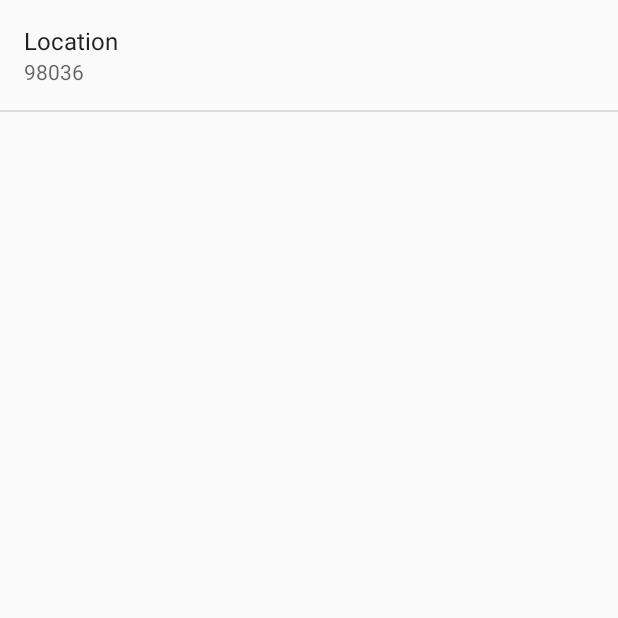
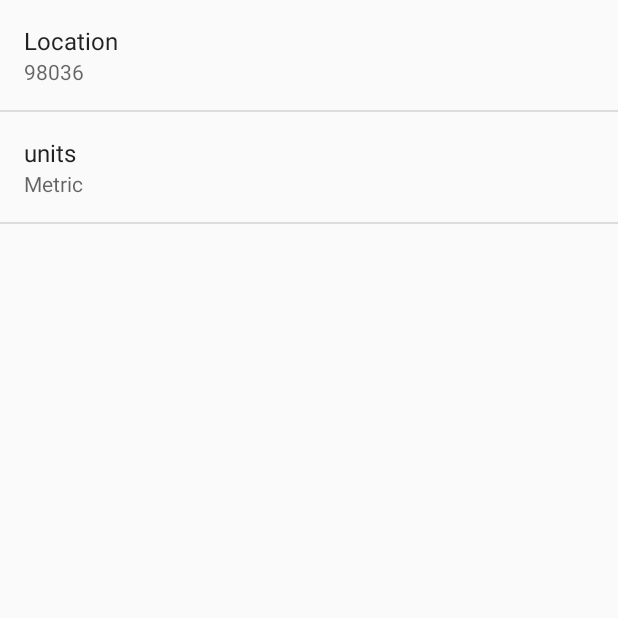
Before and after one commit to Jay-JaeWoong-Jung/UdacityAndroidApps, an Android app: the SettingsActivity screen opened directly, with no data from a screen before it, on a phone screen of 412 x 824 dp, the top half of it. Run offline under Robolectric (Android 15) with nearby library versions, the phone set to English and light mode, and no system bars.

Commit message:
3.11 units setting

```diff
--- a/Sunshine/app/src/main/java/com/example/android/sunshine/app/SettingsActivity.java
+++ b/Sunshine/app/src/main/java/com/example/android/sunshine/app/SettingsActivity.java
@@ -41,7 +41,7 @@ public class SettingsActivity extends PreferenceActivity
         // For all preferences, attach an OnPreferenceChangeListener so the UI summary can be
         // updated when the preference changes.
         bindPreferenceSummaryToValue(findPreference(getString(R.string.pref_location_key)));
-
+        bindPreferenceSummaryToValue(findPreference(getString(R.string.pref_units_key)));
     }
 
     /**
--- /dev/null
+++ b/Sunshine/app/src/main/res/values/arrrays.xml
@@ -0,0 +1,13 @@
+<?xml version="1.0" encoding="utf-8"?>
+<resources>
+
+    <string-array name="pref_units_options">
+        <item>@string/pref_units_label_metric</item>
+        <item>@string/pref_units_label_imperial</item>
+    </string-array>
+
+    <string-array name="pref_units_values">
+        <item>@string/pref_units_metric</item>
+        <item>@string/pref_units_imperial</item>
+    </string-array>
+</resources>
--- a/Sunshine/app/src/main/res/values/strings.xml
+++ b/Sunshine/app/src/main/res/values/strings.xml
@@ -28,4 +28,21 @@
     <!-- Default postal code for location preference [CHAR LIMIT=NONE] -->
     <string name="pref_location_default" translatable="false">98036</string>
 
+    <!-- Label for the temperature units prefernce [CHAR LIMIT=30] -->
+    <string name="pref_units_label">units</string>
+
+    <!-- Label for metric option in temperature unit preference [CHAR LIMIT=25] -->
+    <string name="pref_units_label_metric">Metric</string>
+
+    <!-- Label for imperial option in temperature unit preference [CHAR LIMIT=25] -->
+    <string name="pref_units_label_imperial">Imperial</string>
+
+    <!-- Key name for temperature unit preference in SharedPreferences [CHAR LIMIT=NONE] -->
+    <string name="pref_units_key" translatable="false">units</string>
+
+    <!-- Value in SharedPreferences for metric temperature unit option  [CHAR LIMIT=NONE] -->
+    <string name="pref_units_metric" translatable="false">metric</string>
+
+    <!-- Value in SharedPreferences for imperial temperature unit option  [CHAR LIMIT=NONE] -->
+    <string name="pref_units_imperial" translatable="false">imperial</string>
 </resources>
--- a/Sunshine/app/src/main/res/xml/pref_general.xml
+++ b/Sunshine/app/src/main/res/xml/pref_general.xml
@@ -10,4 +10,11 @@
         android:inputType="text"
         android:singleLine="true" />
 
+    <ListPreference
+        android:title="@string/pref_units_label"
+        android:key="@string/pref_units_key"
+        android:defaultValue="@string/pref_units_metric"
+        android:entryValues="@array/pref_units_values"
+        android:entries="@array/pref_units_options" />
+
 </PreferenceScreen>
```
Also changed, not shown: Sunshine/app/src/main/java/com/example/android/sunshine/app/ForecastFragment.java (+19 -0 lines).
